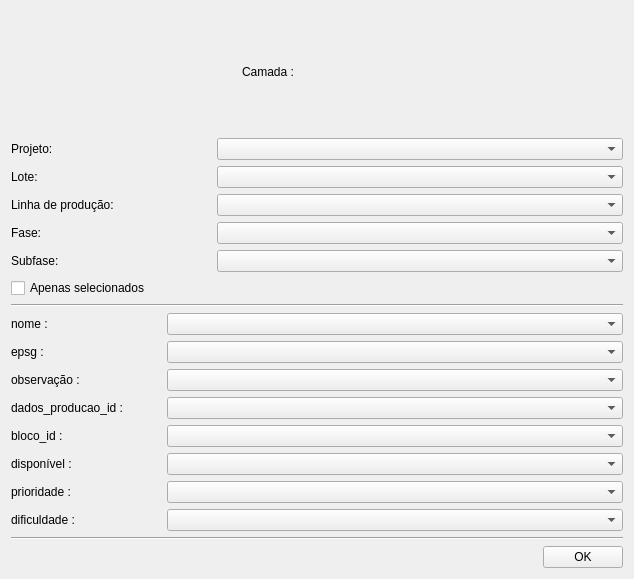
Qt form uis/loadWorkUnit.ui (dsgoficial/SAP_Gerente) before a commit.
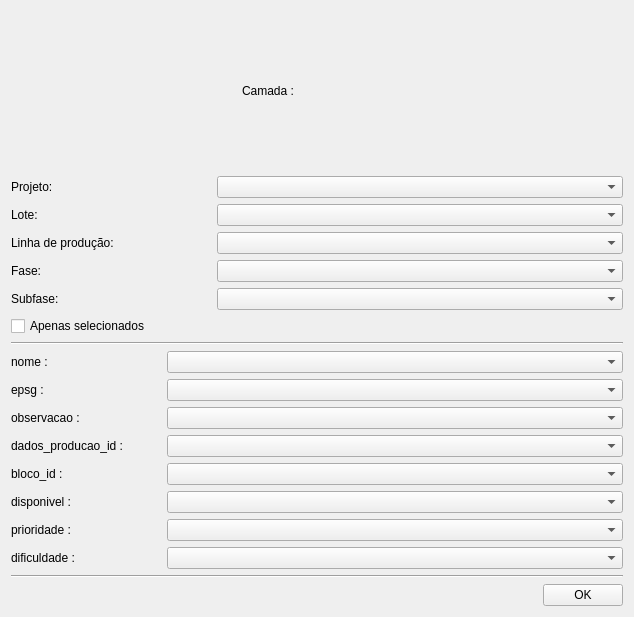
The same form after that commit.

What changed in the file:
```diff
--- a/uis/loadWorkUnit.ui
+++ b/uis/loadWorkUnit.ui
@@ -7,7 +7,7 @@
     <x>0</x>
     <y>0</y>
     <width>634</width>
-    <height>579</height>
+    <height>617</height>
    </rect>
   </property>
   <property name="windowTitle">
@@ -304,7 +304,7 @@
         </size>
        </property>
        <property name="text">
-        <string>observação :</string>
+        <string>observacao :</string>
        </property>
       </widget>
      </item>
@@ -407,7 +407,7 @@
         </size>
        </property>
        <property name="text">
-        <string>disponível :</string>
+        <string>disponivel :</string>
        </property>
       </widget>
      </item>
```
